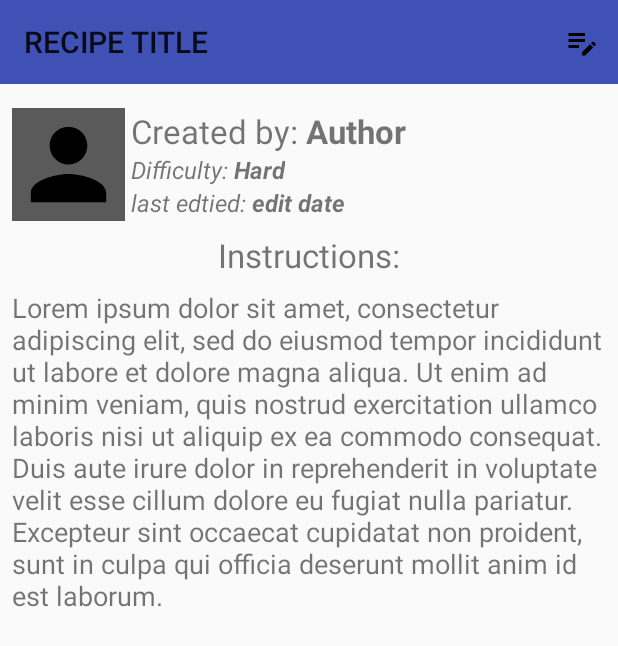
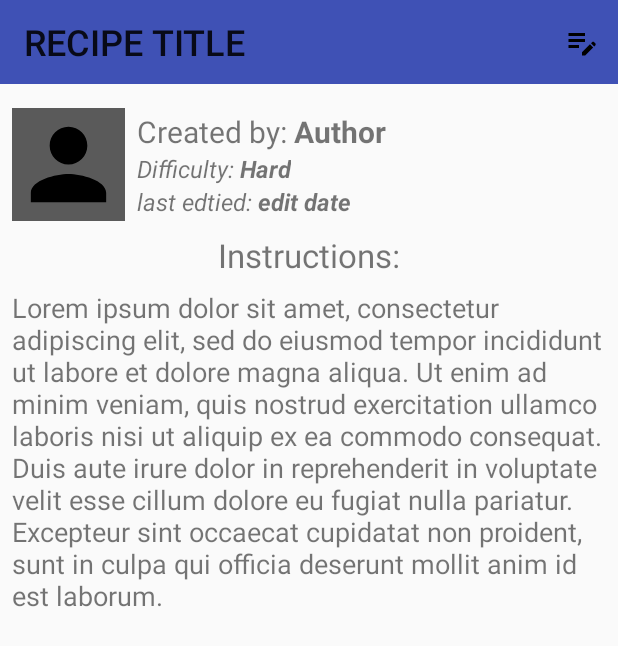
Before and after one commit to CarsonDDD/PantriPal-ACCI, an Android app: the layout fragment_recipe_view.xml on its own in the app's theme, with its tools: preview values and no code run, on a phone screen of 412 x 824 dp. Shown: the top 646 px of the screen. Run offline under Robolectric (Android 15) with nearby library versions, the phone set to English and light mode, and no system bars.

Commit message:
change toolbar size

```diff
--- a/app/src/main/res/layout/fragment_recipe_insert.xml
+++ b/app/src/main/res/layout/fragment_recipe_insert.xml
@@ -16,7 +16,8 @@
             android:layout_width="match_parent"
             android:layout_height="wrap_content"
             android:background="@color/colorPrimary"
-            app:title="Add Recipe"/>
+            app:title="Add Recipe"
+            app:titleTextAppearance="@style/BigTitle"/>
 
         <LinearLayout
             android:id="@+id/ll_input"
--- a/app/src/main/res/layout/fragment_recipe_view.xml
+++ b/app/src/main/res/layout/fragment_recipe_view.xml
@@ -17,7 +17,8 @@
     android:layout_height="wrap_content"
     android:background="@color/colorPrimary"
     app:menu="@menu/menu_recipe_current"
-    app:title="RECIPE TITLE"/>
+    app:title="RECIPE TITLE"
+    app:titleTextAppearance="@style/BigTitle"/>
 
 <RelativeLayout
     android:layout_width="match_parent"
@@ -52,7 +53,7 @@
             android:layout_height="wrap_content"
             android:orientation="vertical"
             android:layout_gravity="center_vertical"
-            android:layout_marginStart="4dp">
+            android:layout_marginStart="8dp">
 
         <!--==Author name==-->
         <LinearLayout
@@ -64,7 +65,7 @@
                 android:layout_width="wrap_content"
                 android:layout_height="wrap_content"
                 android:text="Created by: "
-                android:textSize="@dimen/input_size"/>
+                android:textSize="20sp"/>
 
             <TextView
                 android:id="@+id/tv_author"
@@ -72,7 +73,7 @@
                 android:layout_height="wrap_content"
                 android:text="Author"
                 android:textStyle="bold"
-                android:textSize="@dimen/input_size"/>
+                android:textSize="20sp"/>
         </LinearLayout>
             <!--==Difficulty==-->
             <LinearLayout
```
Also changed, not shown: app/src/main/res/layout/fragment_profile.xml (+5 -6 lines).
